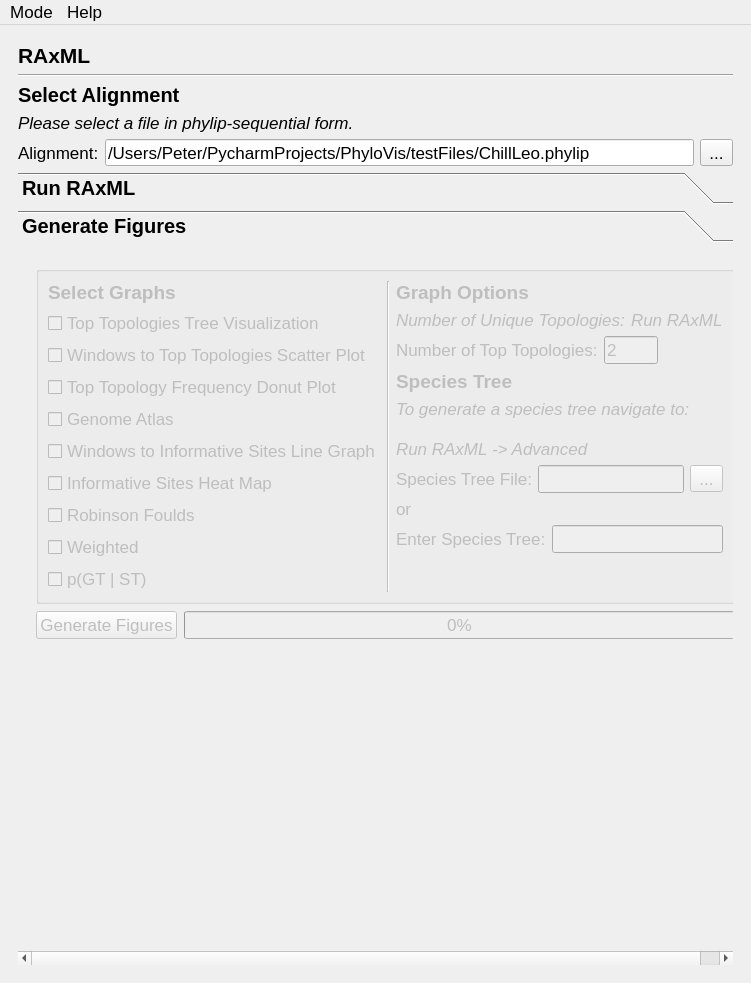
chilleo/ALPHA, file module/gui_layout.ui: the form before one commit.
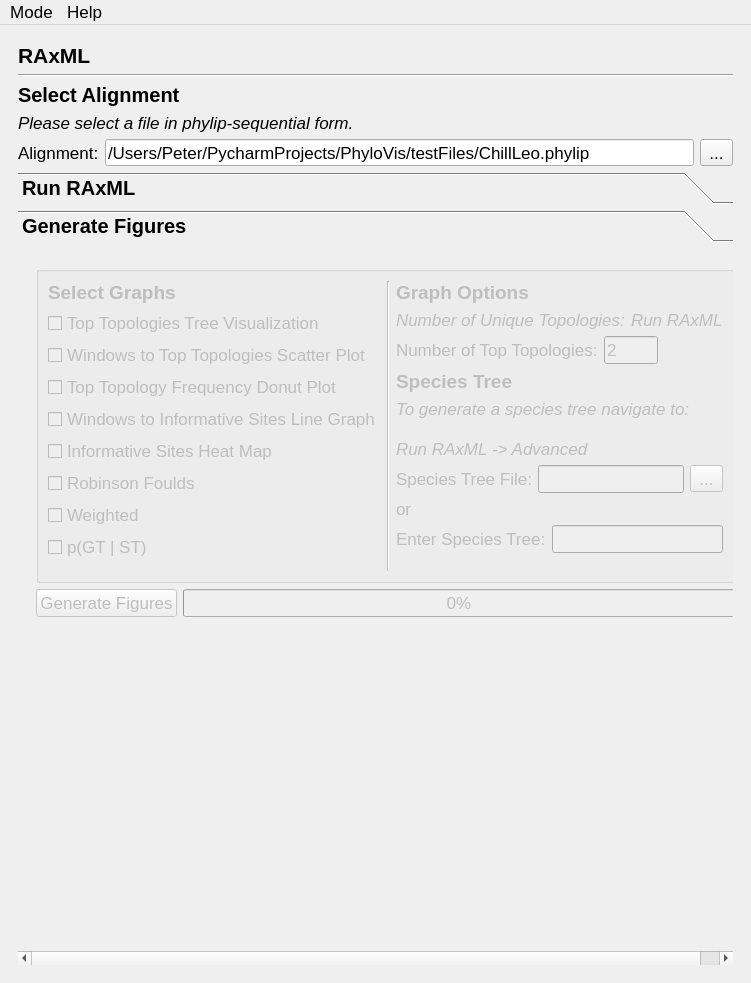
The form after the commit.

Commit message: removed genome atlas ;(

The edit to the form file:
```diff
--- a/module/gui_layout.ui
+++ b/module/gui_layout.ui
@@ -1317,8 +1317,8 @@
               <rect>
                <x>0</x>
                <y>0</y>
-               <width>949</width>
-               <height>498</height>
+               <width>701</width>
+               <height>723</height>
               </rect>
              </property>
              <property name="sizePolicy">
@@ -1369,7 +1369,7 @@
                 </property>
                 <layout class="QVBoxLayout" name="verticalLayout_12">
                  <property name="spacing">
-                  <number>7</number>
+                  <number>-1</number>
                  </property>
                  <item>
                   <widget class="QGroupBox" name="graphOptionsGroupBox">
@@ -1498,33 +1498,6 @@
                         </item>
                        </layout>
                       </item>
-                      <item>
-                       <layout class="QHBoxLayout" name="circleGraphHL">
-                        <item>
-                         <widget class="QCheckBox" name="checkboxCircleGraph">
-                          <property name="minimumSize">
-                           <size>
-                            <width>0</width>
-                            <height>21</height>
-                           </size>
-                          </property>
-                          <property name="font">
-                           <font>
-                            <pointsize>13</pointsize>
-                            <weight>50</weight>
-                            <bold>false</bold>
-                           </font>
-                          </property>
-                          <property name="text">
-                           <string>Genome Atlas</string>
-                          </property>
-                          <property name="checked">
-                           <bool>false</bool>
-                          </property>
-                         </widget>
-                        </item>
-                       </layout>
-                      </item>
                       <item>
                        <layout class="QHBoxLayout" name="horizontalLayout_27">
                         <item>
```
Left out of the diff: 122 changed lines with no effect on the pictures. The commit also changes 2 other files.
